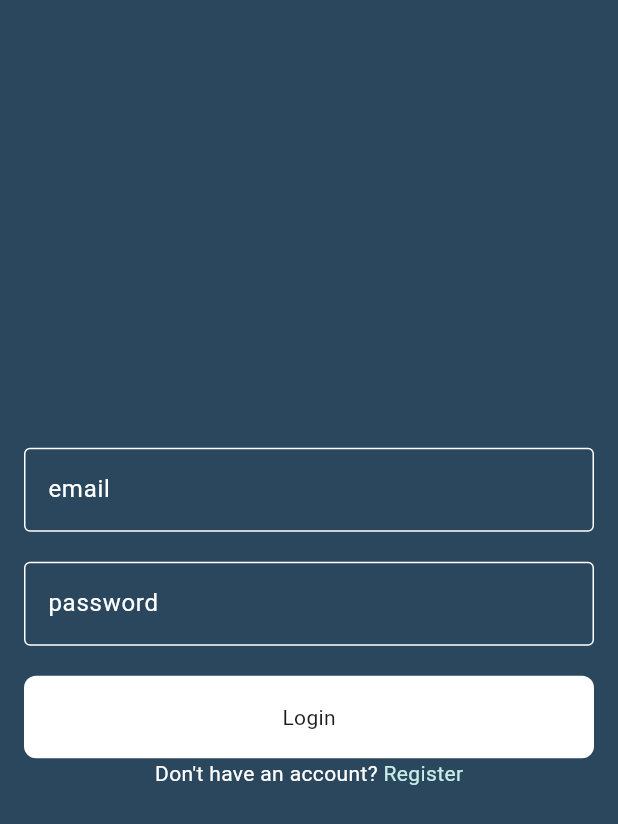
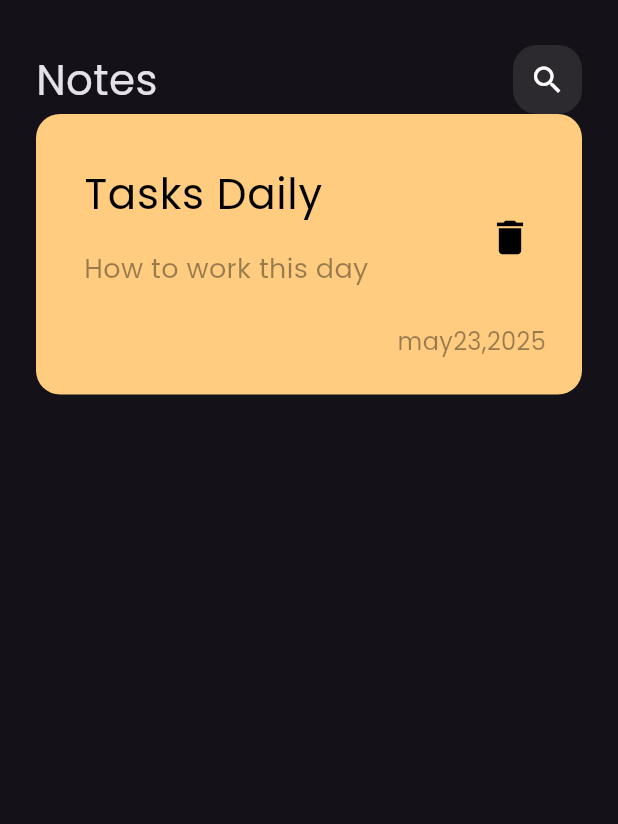
Before and after one commit to EslamElzaky/EXCP_Training, a Flutter app: the screen it shows after launch, on a phone screen of 412 x 824 dp. Shown: the top 824 px of the screen. Run offline on Flutter 3.47's test engine with Material 3 defaults, Android fonts, the phone set to English and light mode, and no system bars.

Commit message:
create home view &creat card

```diff
--- /dev/null
+++ b/lib/helper/custom_appBar.dart
@@ -0,0 +1,45 @@
+import 'package:flutter/material.dart';
+
+class CustomAppbar extends StatelessWidget {
+  const CustomAppbar({super.key});
+
+  @override
+  Widget build(BuildContext context) {
+    return Row(
+      children: const [
+        Text(
+          'Notes',
+          style: TextStyle(
+            fontSize: 28,
+          ),
+        ),
+        Spacer(),
+        CustomIconSearch(),
+      ],
+    );
+  }
+}
+
+class CustomIconSearch extends StatelessWidget {
+  const CustomIconSearch({super.key});
+
+  @override
+  Widget build(BuildContext context) {
+    return Container(
+      height: 46,
+      width: 46,
+      decoration: BoxDecoration(
+        color: Colors.white.withValues(alpha: 0.1),
+        borderRadius: BorderRadius.circular(16),
+      ),
+      child: IconButton(
+        onPressed: () {},
+        icon: Icon(
+          Icons.search,
+          color: Colors.white,
+          size: 24,
+        ),
+      ),
+    );
+  }
+}
--- /dev/null
+++ b/lib/helper/custom_home_body.dart
@@ -0,0 +1,23 @@
+import 'package:excp_training/helper/custom_appBar.dart';
+import 'package:excp_training/helper/custom_notes_item.dart';
+import 'package:flutter/material.dart';
+
+class CustomHomeBody extends StatelessWidget {
+  const CustomHomeBody({super.key});
+
+  @override
+  Widget build(BuildContext context) {
+    return Padding(
+      padding: const EdgeInsets.symmetric(horizontal: 24.0),
+      child: Column(
+        children: [
+          SizedBox(
+            height: 30,
+          ),
+          CustomAppbar(),
+          NotesItem(),
+        ],
+      ),
+    );
+  }
+}
--- /dev/null
+++ b/lib/helper/custom_notes_item.dart
@@ -0,0 +1,57 @@
+
+import 'package:flutter/material.dart';
+
+class NotesItem extends StatelessWidget {
+  const NotesItem({super.key});
+
+  @override
+  Widget build(BuildContext context) {
+    return Container(
+      padding: EdgeInsets.only(top: 24, bottom: 24, left: 16),
+      decoration: BoxDecoration(
+        color: Color(0xffFFCC80),
+        borderRadius: BorderRadius.circular(16),
+      ),
+      child: Column(
+        crossAxisAlignment: CrossAxisAlignment.end,
+        children: [
+          ListTile(
+            title: Text(
+              'Tasks Daily',
+              style: TextStyle(
+                color: Colors.black,
+                fontSize: 28,
+              ),
+            ),
+            subtitle: Padding(
+              padding: const EdgeInsets.symmetric(vertical: 16.0),
+              child: Text('How to work this day',
+                  style: TextStyle(
+                    color: Colors.black.withValues(alpha: 0.4),
+                    fontSize: 18,
+                  )),
+            ),
+            trailing: IconButton(
+              icon: Icon(
+                Icons.delete,
+                color: Colors.black,
+                size: 30,
+              ),
+              onPressed: () {
+                // Handle delete action
+              },
+            ),
+          ),
+          Padding(
+            padding: const EdgeInsets.only(right: 24.0),
+            child: Text('may23,2025',
+                style: TextStyle(
+                  color: Colors.black.withValues(alpha: 0.4),
+                  fontSize: 16,
+                )),
+          ),
+        ],
+      ),
+    );
+  }
+}
--- a/lib/main.dart
+++ b/lib/main.dart
@@ -1,4 +1,5 @@
-import 'package:excp_training/screens/login_page.dart';
+import 'package:excp_training/views/home_view.dart';
+import 'package:excp_training/views/login_page.dart';
 import 'package:flutter/material.dart';
 
 void main() {
@@ -12,7 +13,10 @@
   @override
   Widget build(BuildContext context) {
     return MaterialApp(
-      home: LoginPage(),
+
+      debugShowCheckedModeBanner: false,
+      theme: ThemeData(brightness: Brightness.dark ,fontFamily: 'Poppins'),
+      home: HomeView(),
     );
   }
 }
--- /dev/null
+++ b/lib/views/home_view.dart
@@ -0,0 +1,15 @@
+import 'package:excp_training/helper/custom_appBar.dart';
+import 'package:excp_training/helper/custom_home_body.dart';
+import 'package:flutter/material.dart';
+
+class HomeView extends StatelessWidget {
+  const HomeView({super.key});
+
+  @override
+  Widget build(BuildContext context) {
+    return Scaffold(
+      body: CustomHomeBody(),
+
+    );
+  }
+}
--- a/lib/screens/login_page.dart
+++ b/lib/views/login_page.dart
@@ -1,6 +1,6 @@
 import 'package:excp_training/helper/custom_button.dart';
 import 'package:excp_training/helper/custom_text_field.dart';
-import 'package:excp_training/screens/regester_page.dart';
+import 'package:excp_training/views/regester_page.dart';
 import 'package:flutter/material.dart';
 
 class LoginPage extends StatelessWidget {
```
Also changed, not shown: pubspec.yaml (+5 -6 lines), assets/fonts/Poppins-Regular.ttf (added), lib/views/regester_page.dart (renamed from lib/screens/regester_page.dart).
